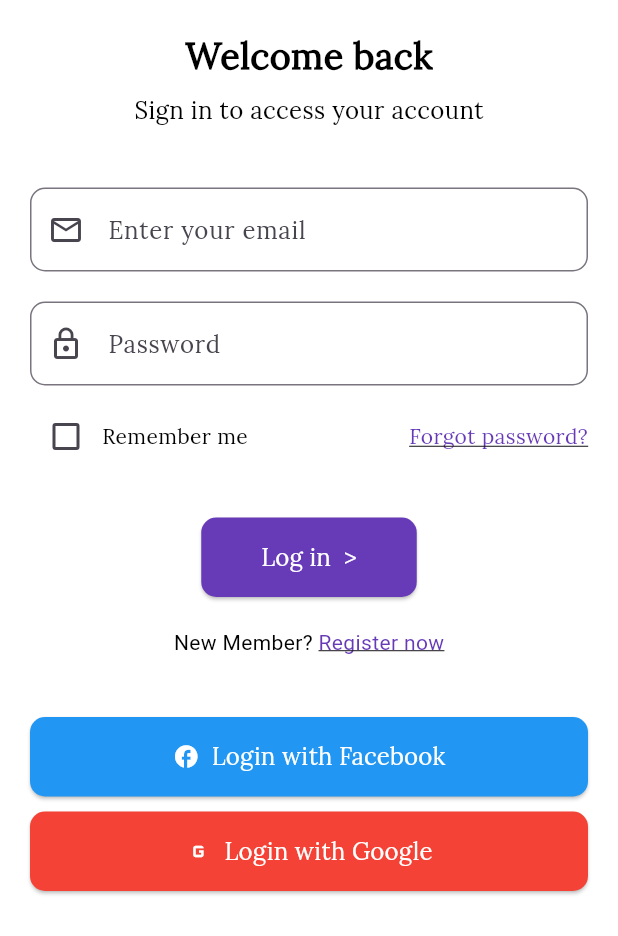
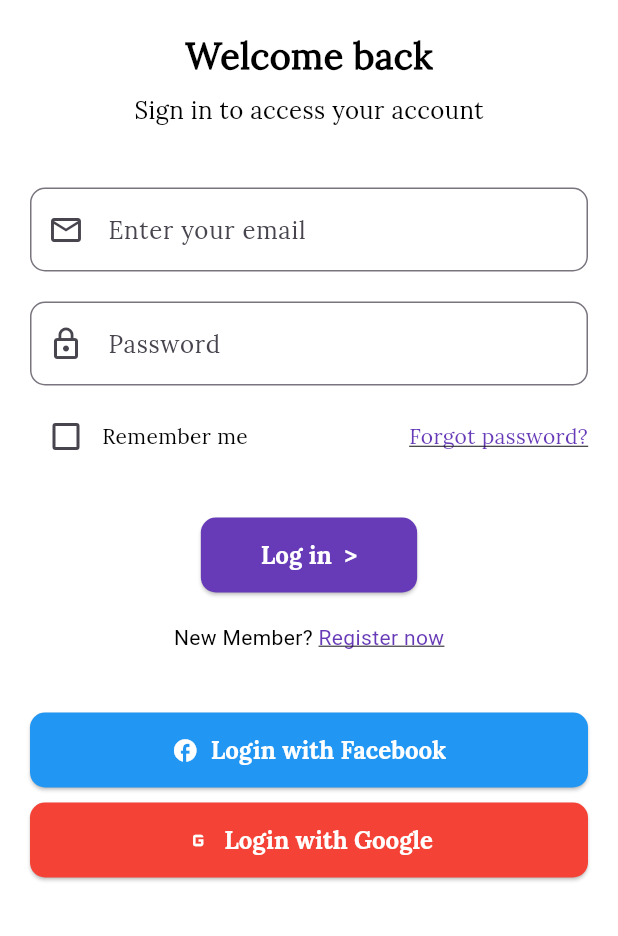
Before and after one commit to imasj-git/bus_ticket_application, a Flutter app: the screen it shows after launch, after a tap on "Next", after a tap on "Skip", on a phone screen of 412 x 824 dp, the part 300-1236 px from its top. Run offline on Flutter 3.47's test engine with Material 3 defaults, Android fonts, the light colour scheme and no system bars; project files that could hold a hidden picture were left out.

Commit message:
button theme added

```diff
--- /dev/null
+++ b/lib/app.dart
@@ -0,0 +1,27 @@
+import 'package:bus_ticket_app/core/aap_theme/app_theme.dart';
+import 'package:bus_ticket_app/view/home_view.dart';
+import 'package:bus_ticket_app/view/landing_page_view.dart';
+import 'package:bus_ticket_app/view/login_view.dart';
+import 'package:bus_ticket_app/view/onboarding_screen.dart';
+import 'package:bus_ticket_app/view/signup_view.dart';
+import 'package:flutter/material.dart';
+
+class App extends StatelessWidget {
+  const App({super.key});
+
+  @override
+  Widget build(BuildContext context) {
+    return MaterialApp(
+      debugShowCheckedModeBanner: false,
+      initialRoute: '/',
+      theme: getApplicationTheme(),
+      routes: {
+        '/': (context) => const LandingPageView(),
+        '/starting': (context) => const OnboardingScreen(),
+        '/login': (context) => const LoginView(),
+        '/signup': (context) => const SignupView(),
+        '/home': (context) => const HomeView(),
+      },
+    );
+  }
+}
--- a/lib/core/aap_theme/app_theme.dart
+++ b/lib/core/aap_theme/app_theme.dart
@@ -2,8 +2,21 @@
 
 ThemeData getApplicationTheme() {
   return ThemeData(
-    primarySwatch: Colors.orange,
+    primarySwatch: Colors.deepPurple,
     scaffoldBackgroundColor: Colors.white,
     fontFamily: 'Lora Regular',
+    elevatedButtonTheme: ElevatedButtonThemeData(
+      style: ElevatedButton.styleFrom(
+        textStyle: const TextStyle(
+            fontSize: 18,
+            color: Colors.white,
+            fontWeight: FontWeight.w500,
+            fontFamily: 'Lora Bold'),
+        backgroundColor: Colors.deepPurple,
+        shape: RoundedRectangleBorder(
+          borderRadius: BorderRadius.circular(10),
+        ),
+      ),
+    ),
   );
 }
--- a/lib/main.dart
+++ b/lib/main.dart
@@ -1,24 +1,6 @@
-import 'package:bus_ticket_app/core/aap_theme/app_theme.dart';
-import 'package:bus_ticket_app/view/home_view.dart';
-import 'package:bus_ticket_app/view/landing_page_view.dart';
-import 'package:bus_ticket_app/view/login_view.dart';
-import 'package:bus_ticket_app/view/onboarding_screen.dart';
-import 'package:bus_ticket_app/view/signup_view.dart';
+import 'package:bus_ticket_app/app.dart';
 import 'package:flutter/material.dart';
 
 void main() {
-  runApp(
-    MaterialApp(
-      debugShowCheckedModeBanner: false,
-      initialRoute: '/',
-      theme: getApplicationTheme(),
-      routes: {
-        '/': (context) => const LandingPageView(),
-        '/starting': (context) => const OnboardingScreen(),
-        '/login': (context) => const LoginView(),
-        '/signup': (context) => const SignupView(),
-        '/home': (context) => const HomeView(),
-      },
-    ),
-  );
+  runApp(const App());
 }
--- a/lib/view/login_view.dart
+++ b/lib/view/login_view.dart
@@ -101,14 +101,13 @@
               // Next Button
               ElevatedButton(
                 onPressed: () {
-                  Navigator.push(context, MaterialPageRoute(builder: (context)=> const HomeView()),);
+                  Navigator.push(
+                    context,
+                    MaterialPageRoute(builder: (context) => const HomeView()),
+                  );
                   // Navigate to the next page
                 },
                 style: ElevatedButton.styleFrom(
-                  backgroundColor: Colors.deepPurple, // Button color
-                  shape: RoundedRectangleBorder(
-                    borderRadius: BorderRadius.circular(10),
-                  ),
                   padding: const EdgeInsets.symmetric(
                     horizontal: 40,
                     vertical: 15,
@@ -116,7 +115,10 @@
                 ),
                 child: const Text(
                   'Log in  >',
-                  style: TextStyle(fontSize: 16,color: Colors.white),
+                  style: TextStyle(
+                    fontSize: 16,
+                    color: Colors.white,
+                  ),
                 ),
               ),
               const SizedBox(height: 20),
@@ -125,9 +127,10 @@
                 onTap: () {
                   Navigator.push(
                     context,
-                     MaterialPageRoute(
-                      builder: (context)=>const SignupView(),
-                      ),);
+                    MaterialPageRoute(
+                      builder: (context) => const SignupView(),
+                    ),
+                  );
                   // Navigate to Register Page
                 },
                 child: const Text.rich(
@@ -153,9 +156,6 @@
                 },
                 style: ElevatedButton.styleFrom(
                   backgroundColor: Colors.blue,
-                  shape: RoundedRectangleBorder(
-                    borderRadius: BorderRadius.circular(10),
-                  ),
                   padding: const EdgeInsets.symmetric(vertical: 15),
                   minimumSize: const Size(double.infinity, 50),
                 ),
@@ -172,9 +172,6 @@
                 },
                 style: ElevatedButton.styleFrom(
                   backgroundColor: Colors.red,
-                  shape: RoundedRectangleBorder(
-                    borderRadius: BorderRadius.circular(10),
-                  ),
                   padding: const EdgeInsets.symmetric(vertical: 15),
                   minimumSize: const Size(double.infinity, 50),
                 ),
--- a/pubspec.yaml
+++ b/pubspec.yaml
@@ -27,6 +27,7 @@
 # dependencies can be manually updated by changing the version numbers below to
 # the latest version available on pub.dev. To see which dependencies have newer
 # versions available, run `flutter pub outdated`.
+
 dependencies:
   flutter:
     sdk: flutter
@@ -77,7 +78,7 @@
         - asset: assets/fonts/Lora-Bold.ttf
     - family: Lora Italic
       fonts:
-        - asset: assets/fonts/Lore-Italic.ttf
+        - asset: assets/fonts/Lora-Italic.ttf
     - family: Lora Regular
       fonts:
         - asset: assets/fonts/Lora-Regular.ttf
```
